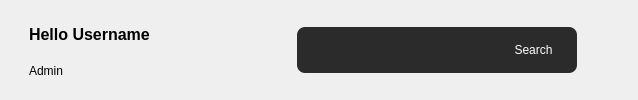
Qt form InventoryQtApp/VerticalWidget.ui (Felipeact/InventoryQtApp) before a commit.
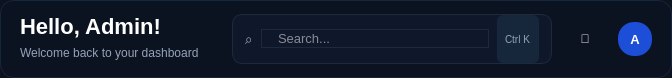
The same form after that commit. Icons and pictures are not drawn.

```diff
--- a/InventoryQtApp/VerticalWidget.ui
+++ b/InventoryQtApp/VerticalWidget.ui
@@ -1,258 +1,240 @@
 <?xml version="1.0" encoding="UTF-8"?>
 <ui version="4.0">
- <class>VerticalWidgetClass</class>
- <widget class="QWidget" name="VerticalWidgetClass">
+ <class>VerticalWidget</class>
+ <widget class="QWidget" name="VerticalWidget">
   <property name="geometry">
    <rect>
     <x>0</x>
     <y>0</y>
-    <width>638</width>
-    <height>100</height>
+    <width>672</width>
+    <height>78</height>
    </rect>
   </property>
-  <property name="sizePolicy">
-   <sizepolicy hsizetype="Expanding" vsizetype="Fixed">
-    <horstretch>0</horstretch>
-    <verstretch>0</verstretch>
-   </sizepolicy>
+  <property name="styleSheet">
+   <string notr="true">
+
+				QWidget#VerticalWidget {
+				background-color: #0B1220;
+				border: 1px solid #16263B;
+				border-radius: 14px;
+				}
+
+				QLabel {
+				color: white;
+				}
+
+				QLineEdit {
+				background-color: #0F172A;
+				border: 1px solid #1E293B;
+				border-radius: 10px;
+				color: white;
+				padding-left: 14px;
+				font-size: 13px;
+				}
+
+				QLineEdit:focus {
+				border: 1px solid #2563EB;
+				}
+
+				QPushButton {
+				background-color: transparent;
+				border: none;
+				color: white;
+				border-radius: 8px;
+				}
+
+				QPushButton:hover {
+				background-color: #16263B;
+				}
+
+				QFrame#searchContainer {
+				background-color: #0F172A;
+				border: 1px solid #1E293B;
+				border-radius: 10px;
+				}
+
+				QLabel#shortcutLabel {
+				background-color: #16263B;
+				border-radius: 6px;
+				padding: 2px 6px;
+				color: #94A3B8;
+				font-size: 10px;
+				}
+
+				QLabel#avatarLabel {
+				background-color: #1D4ED8;
+				border-radius: 16px;
+				font-weight: 700;
+				font-size: 13px;
+				}
+
+			</string>
   </property>
-  <property name="minimumSize">
-   <size>
-    <width>0</width>
-    <height>80</height>
-   </size>
-  </property>
-  <property name="maximumSize">
-   <size>
-    <width>16777215</width>
-    <height>100</height>
-   </size>
-  </property>
-  <property name="windowTitle">
-   <string>VerticalWidget</string>
-  </property>
-  <layout class="QHBoxLayout" name="horizontalLayout_2">
+  <layout class="QHBoxLayout" name="mainLayout">
+   <property name="spacing">
+    <number>16</number>
+   </property>
+   <property name="leftMargin">
+    <number>20</number>
+   </property>
+   <property name="topMargin">
+    <number>14</number>
+   </property>
+   <property name="rightMargin">
+    <number>20</number>
+   </property>
+   <property name="bottomMargin">
+    <number>14</number>
+   </property>
    <item>
-    <layout class="QHBoxLayout" name="horizontalLayout">
+    <layout class="QVBoxLayout" name="userInfoLayout">
      <property name="spacing">
       <number>2</number>
      </property>
      <item>
+      <widget class="QLabel" name="welcomeLabel">
+       <property name="styleSheet">
+        <string notr="true">
+									font-size: 22px;
+									font-weight: 700;
+								</string>
+       </property>
+       <property name="text">
+        <string>Hello, Admin!</string>
+       </property>
+      </widget>
+     </item>
+     <item>
+      <widget class="QLabel" name="subTitleLabel">
+       <property name="styleSheet">
+        <string notr="true">
+									color: #94A3B8;
+									font-size: 12px;
+								</string>
+       </property>
+       <property name="text">
+        <string>Welcome back to your dashboard</string>
+       </property>
+      </widget>
+     </item>
+    </layout>
+   </item>
+   <item>
       <spacer name="horizontalSpacer">
        <property name="orientation">
         <enum>Qt::Orientation::Horizontal</enum>
        </property>
        <property name="sizeType">
-        <enum>QSizePolicy::Policy::Fixed</enum>
+      <enum>QSizePolicy::Policy::Expanding</enum>
        </property>
        <property name="sizeHint" stdset="0">
         <size>
-         <width>12</width>
-         <height>20</height>
+       <width>0</width>
+       <height>0</height>
         </size>
        </property>
       </spacer>
      </item>
      <item>
-      <layout class="QVBoxLayout" name="verticalLayout">
+    <widget class="QFrame" name="searchContainer">
+     <property name="minimumSize">
+      <size>
+       <width>320</width>
+       <height>44</height>
+      </size>
+     </property>
+     <layout class="QHBoxLayout" name="searchLayout">
        <property name="spacing">
-        <number>0</number>
+       <number>8</number>
        </property>
        <property name="leftMargin">
-        <number>6</number>
+       <number>12</number>
        </property>
        <property name="topMargin">
-        <number>5</number>
+       <number>0</number>
        </property>
        <property name="rightMargin">
-        <number>6</number>
+       <number>12</number>
        </property>
        <property name="bottomMargin">
         <number>0</number>
        </property>
        <item>
-        <widget class="QLabel" name="usernameLabel">
-         <property name="font">
-          <font>
-           <pointsize>12</pointsize>
-           <bold>true</bold>
-          </font>
+       <widget class="QLabel" name="searchIcon">
+        <property name="styleSheet">
+         <string notr="true">
+										font-size: 14px;
+										color: #94A3B8;
+									</string>
          </property>
          <property name="text">
-          <string>Hello Username</string>
-         </property>
-         <property name="wordWrap">
+         <string>⌕</string>
+        </property>
+       </widget>
+      </item>
+      <item>
+       <widget class="QLineEdit" name="searchInput">
+        <property name="frame">
           <bool>false</bool>
          </property>
-         <property name="margin">
-          <number>3</number>
+        <property name="placeholderText">
+         <string>Search...</string>
          </property>
         </widget>
        </item>
        <item>
-        <widget class="QLabel" name="roleLabel">
+       <widget class="QLabel" name="shortcutLabel">
          <property name="text">
-          <string>Admin</string>
+         <string>Ctrl K</string>
          </property>
         </widget>
        </item>
       </layout>
+    </widget>
      </item>
      <item>
-      <spacer name="horizontalSpacer_2">
-       <property name="orientation">
-        <enum>Qt::Orientation::Horizontal</enum>
-       </property>
-       <property name="sizeType">
-        <enum>QSizePolicy::Policy::Fixed</enum>
-       </property>
-       <property name="sizeHint" stdset="0">
-        <size>
-         <width>108</width>
-         <height>20</height>
-        </size>
-       </property>
-      </spacer>
-     </item>
-     <item>
-      <layout class="QHBoxLayout" name="horizontalLayout_3">
-       <property name="spacing">
-        <number>0</number>
-       </property>
-       <item>
-        <widget class="QWidget" name="searchContainer" native="true">
-         <property name="sizePolicy">
-          <sizepolicy hsizetype="Fixed" vsizetype="Fixed">
-           <horstretch>0</horstretch>
-           <verstretch>0</verstretch>
-          </sizepolicy>
-         </property>
+    <widget class="QPushButton" name="notificationButton">
          <property name="minimumSize">
           <size>
-           <width>280</width>
-           <height>0</height>
-          </size>
-         </property>
-         <property name="sizeIncrement">
-          <size>
-           <width>340</width>
-           <height>0</height>
-          </size>
-         </property>
-         <property name="styleSheet">
-          <string notr="true">QWidget#searchContainer {
-    background-color: #2b2b2b;
-    border-radius: 8px;
-}
-
-QLineEdit#searchInputButton {
-    border: none;
-    background: transparent;
-    color: white;
-    padding-left: 10px;
-}
-
-QPushButton#searchButton {
-    border: none;
-    background: transparent;
-    color: white;
-}</string>
-         </property>
-         <layout class="QHBoxLayout" name="horizontalLayout_4">
-          <item>
-           <widget class="QLineEdit" name="searchInputButton">
-            <property name="sizePolicy">
-             <sizepolicy hsizetype="Expanding" vsizetype="Fixed">
-              <horstretch>0</horstretch>
-              <verstretch>0</verstretch>
-             </sizepolicy>
-            </property>
-            <property name="minimumSize">
-             <size>
-              <width>173</width>
-              <height>24</height>
-             </size>
-            </property>
+       <width>34</width>
+       <height>34</height>
+      </size>
+     </property>
             <property name="maximumSize">
              <size>
-              <width>200</width>
-              <height>24</height>
-             </size>
-            </property>
-            <property name="sizeIncrement">
-             <size>
-              <width>0</width>
-              <height>0</height>
-             </size>
-            </property>
-            <property name="styleSheet">
-             <string notr="true"/>
-            </property>
+       <width>34</width>
+       <height>34</height>
+      </size>
+     </property>
+     <property name="text">
+      <string>🔔</string>
+     </property>
            </widget>
           </item>
           <item>
-           <widget class="QPushButton" name="searchButton">
-            <property name="sizePolicy">
-             <sizepolicy hsizetype="Fixed" vsizetype="Fixed">
-              <horstretch>0</horstretch>
-              <verstretch>0</verstretch>
-             </sizepolicy>
-            </property>
+    <widget class="QLabel" name="avatarLabel">
             <property name="minimumSize">
              <size>
-              <width>65</width>
-              <height>0</height>
+       <width>34</width>
+       <height>34</height>
              </size>
             </property>
             <property name="maximumSize">
              <size>
-              <width>71</width>
-              <height>16777215</height>
-             </size>
-            </property>
-            <property name="styleSheet">
-             <string notr="true">border: none;</string>
-            </property>
+       <width>34</width>
+       <height>34</height>
+      </size>
+     </property>
             <property name="text">
-             <string>Search</string>
-            </property>
-            <property name="icon">
-             <iconset theme="QIcon::ThemeIcon::EditFind"/>
-            </property>
-            <property name="iconSize">
-             <size>
-              <width>23</width>
-              <height>16</height>
-             </size>
-            </property>
+      <string>A</string>
+     </property>
+     <property name="alignment">
+      <set>Qt::AlignmentFlag::AlignCenter</set>
+     </property>
            </widget>
           </item>
          </layout>
         </widget>
-       </item>
-      </layout>
-     </item>
-     <item>
-      <spacer name="horizontalSpacer_3">
-       <property name="orientation">
-        <enum>Qt::Orientation::Horizontal</enum>
-       </property>
-       <property name="sizeType">
-        <enum>QSizePolicy::Policy::Fixed</enum>
-       </property>
-       <property name="sizeHint" stdset="0">
-        <size>
-         <width>50</width>
-         <height>20</height>
-        </size>
-       </property>
-      </spacer>
-     </item>
-    </layout>
-   </item>
-  </layout>
- </widget>
- <layoutdefault spacing="6" margin="11"/>
  <resources/>
  <connections/>
 </ui>
```
Lines whose indentation alone changed are shown as unchanged.
